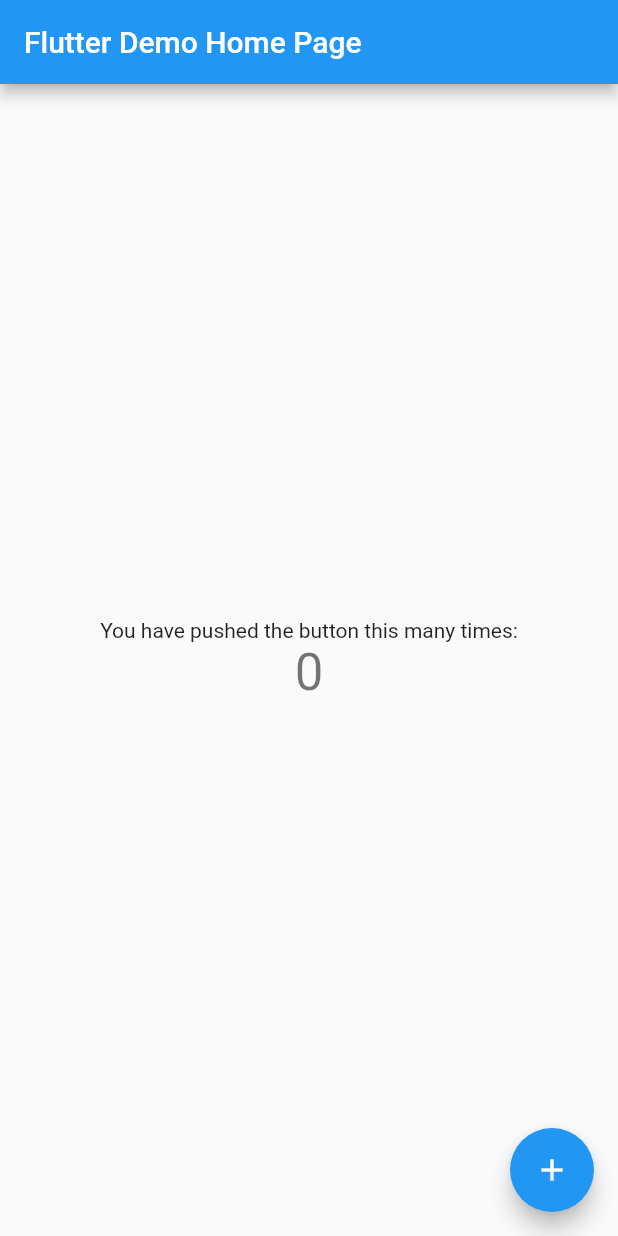
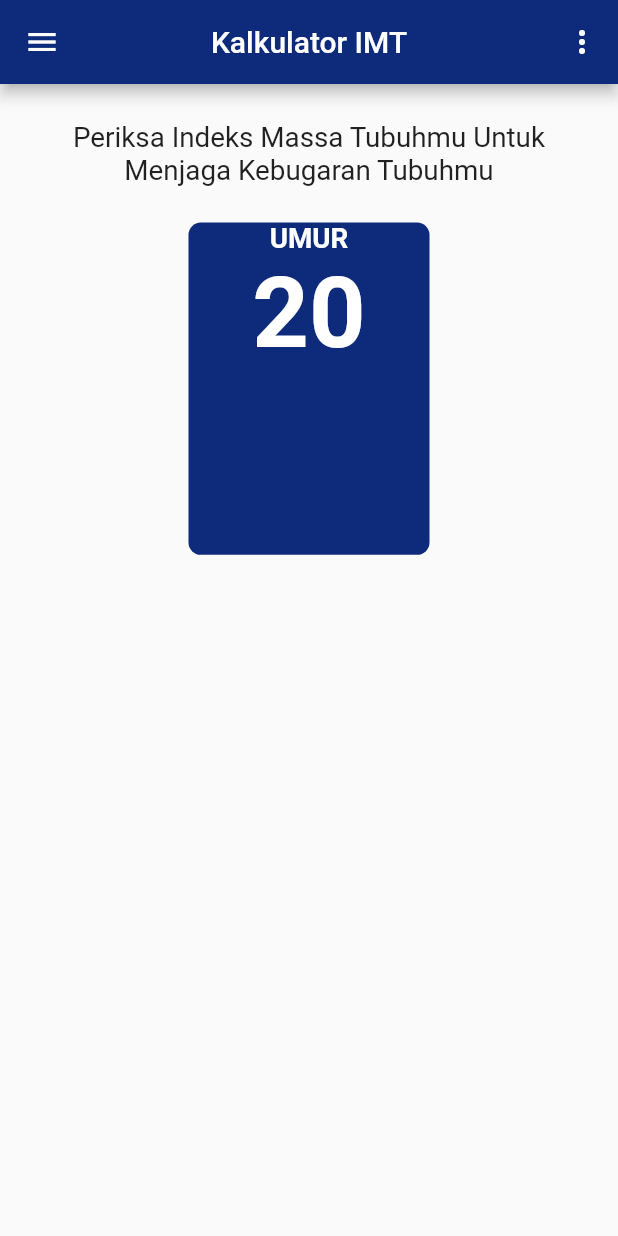
Before and after one commit to aditiohidayatulloh/flutter_FinalProject, a Flutter app: the screen it shows after launch, on a phone screen of 412 x 824 dp. Run offline on Flutter 3.47's test engine with Material 2 defaults, Android fonts, the phone set to English and light mode, and no system bars; our stand-ins replace flutter_screenutil.

Commit message:
Add HomeSreen and AgeContainer

```diff
--- /dev/null
+++ b/lib/home_screen.dart
@@ -0,0 +1,72 @@
+import 'package:flutter/material.dart';
+import 'package:flutter_screenutil/flutter_screenutil.dart';
+
+class HomeScreen extends StatefulWidget {
+  const HomeScreen({Key? key}) : super(key: key);
+
+  @override
+  State<HomeScreen> createState() => _HomeScreenState();
+}
+
+class _HomeScreenState extends State<HomeScreen> {
+  @override
+  Widget build(BuildContext context) {
+    return SafeArea(
+      child: Scaffold(
+        drawer: const Drawer(),
+        appBar: AppBar(
+          backgroundColor: Theme.of(context).primaryColor,
+          title: const Text('Kalkulator IMT'),
+          centerTitle: true,
+          actions: [
+            IconButton(
+              onPressed: () {},
+              icon: const Icon(Icons.more_vert_sharp),
+            ),
+          ],
+        ),
+        body: Padding(
+          padding: EdgeInsets.symmetric(horizontal: 16.0.sp, vertical: 24.0.sp),
+          child: Column(
+            // crossAxisAlignment: CrossAxisAlignment.stretch,
+            children: [
+              Text(
+                'Periksa Indeks Massa Tubuhmu Untuk Menjaga Kebugaran Tubuhmu',
+                style: TextStyle(
+                  fontSize: 18.0.sp,
+                  fontWeight: FontWeight.w400,
+                ),
+                textAlign: TextAlign.center,
+              ),
+              SizedBox(height: 23.0.h),
+              Container(
+                width: 156.0.w,
+                height: 215.0.h,
+                decoration: BoxDecoration(
+                  borderRadius: BorderRadius.circular(8.0.sp),
+                  color: Theme.of(context).primaryColor,
+                ),
+                child: Column(children: [
+                  Text(
+                    'UMUR',
+                    style: TextStyle(
+                        fontSize: 18.0.sp,
+                        color: Colors.white,
+                        fontWeight: FontWeight.bold),
+                  ),
+                  Text(
+                    '20',
+                    style: TextStyle(
+                        fontSize: 64.0.sp,
+                        color: Colors.white,
+                        fontWeight: FontWeight.bold),
+                  ),
+                ]),
+              ),
+            ],
+          ),
+        ),
+      ),
+    );
+  }
+}
--- a/lib/main.dart
+++ b/lib/main.dart
@@ -1,4 +1,6 @@
+import 'package:final_project/home_screen.dart';
 import 'package:flutter/material.dart';
+import 'package:flutter_screenutil/flutter_screenutil.dart';
 
 void main() {
   runApp(const MyApp());
@@ -7,109 +9,20 @@ void main() {
 class MyApp extends StatelessWidget {
   const MyApp({super.key});
 
-  // This widget is the root of your application.
   @override
   Widget build(BuildContext context) {
-    return MaterialApp(
-      title: 'Flutter Demo',
-      theme: ThemeData(
-        // This is the theme of your application.
-        //
-        // Try running your application with "flutter run". You'll see the
-        // application has a blue toolbar. Then, without quitting the app, try
-        // changing the primarySwatch below to Colors.green and then invoke
-        // "hot reload" (press "r" in the console where you ran "flutter run",
-        // or simply save your changes to "hot reload" in a Flutter IDE).
-        // Notice that the counter didn't reset back to zero; the application
-        // is not restarted.
-        primarySwatch: Colors.blue,
-      ),
-      home: const MyHomePage(title: 'Flutter Demo Home Page'),
+    return ScreenUtilInit(
+      designSize: const Size(400, 800),
+      builder: ((context, child) {
+        return MaterialApp(
+          debugShowCheckedModeBanner: false,
+          title: 'Flutter Kalkulator IMT',
+          theme: ThemeData(
+            primaryColor: Color(0xFF0D2B7A),
+          ),
+          home: HomeScreen(),
+        );
+      }),
     );
   }
 }
-
-class MyHomePage extends StatefulWidget {
-  const MyHomePage({super.key, required this.title});
-
-  // This widget is the home page of your application. It is stateful, meaning
-  // that it has a State object (defined below) that contains fields that affect
-  // how it looks.
-
-  // This class is the configuration for the state. It holds the values (in this
-  // case the title) provided by the parent (in this case the App widget) and
-  // used by the build method of the State. Fields in a Widget subclass are
-  // always marked "final".
-
-  final String title;
-
-  @override
-  State<MyHomePage> createState() => _MyHomePageState();
-}
-
-class _MyHomePageState extends State<MyHomePage> {
-  int _counter = 0;
-
-  void _incrementCounter() {
-    setState(() {
-      // This call to setState tells the Flutter framework that something has
-      // changed in this State, which causes it to rerun the build method below
-      // so that the display can reflect the updated values. If we changed
-      // _counter without calling setState(), then the build method would not be
-      // called again, and so nothing would appear to happen.
-      _counter++;
-    });
-  }
-
-  @override
-  Widget build(BuildContext context) {
-    // This method is rerun every time setState is called, for instance as done
-    // by the _incrementCounter method above.
-    //
-    // The Flutter framework has been optimized to make rerunning build methods
-    // fast, so that you can just rebuild anything that needs updating rather
-    // than having to individually change instances of widgets.
-    return Scaffold(
-      appBar: AppBar(
-        // Here we take the value from the MyHomePage object that was created by
-        // the App.build method, and use it to set our appbar title.
-        title: Text(widget.title),
-      ),
-      body: Center(
-        // Center is a layout widget. It takes a single child and positions it
-        // in the middle of the parent.
-        child: Column(
-          // Column is also a layout widget. It takes a list of children and
-          // arranges them vertically. By default, it sizes itself to fit its
-          // children horizontally, and tries to be as tall as its parent.
-          //
-          // Invoke "debug painting" (press "p" in the console, choose the
-          // "Toggle Debug Paint" action from the Flutter Inspector in Android
-          // Studio, or the "Toggle Debug Paint" command in Visual Studio Code)
-          // to see the wireframe for each widget.
-          //
-          // Column has various properties to control how it sizes itself and
-          // how it positions its children. Here we use mainAxisAlignment to
-          // center the children vertically; the main axis here is the vertical
-          // axis because Columns are vertical (the cross axis would be
-          // horizontal).
-          mainAxisAlignment: MainAxisAlignment.center,
-          children: <Widget>[
-            const Text(
-              'You have pushed the button this many times:',
-            ),
-            Text(
-              '$_counter',
-              style: Theme.of(context).textTheme.headlineMedium,
-            ),
-          ],
-        ),
-      ),
-      floatingActionButton: FloatingActionButton(
-        onPressed: _incrementCounter,
-        tooltip: 'Increment',
-        child: const Icon(Icons.add),
-      ), // This trailing comma makes auto-formatting nicer for build methods.
-    );
-  }
-}
--- a/pubspec.yaml
+++ b/pubspec.yaml
@@ -30,11 +30,8 @@ environment:
 dependencies:
   flutter:
     sdk: flutter
-
-
-  # The following adds the Cupertino Icons font to your application.
-  # Use with the CupertinoIcons class for iOS style icons.
   cupertino_icons: ^1.0.2
+  flutter_screenutil: ^5.7.0
 
 dev_dependencies:
   flutter_test:
```
Also changed, not shown: pubspec.lock, 1 other file.
